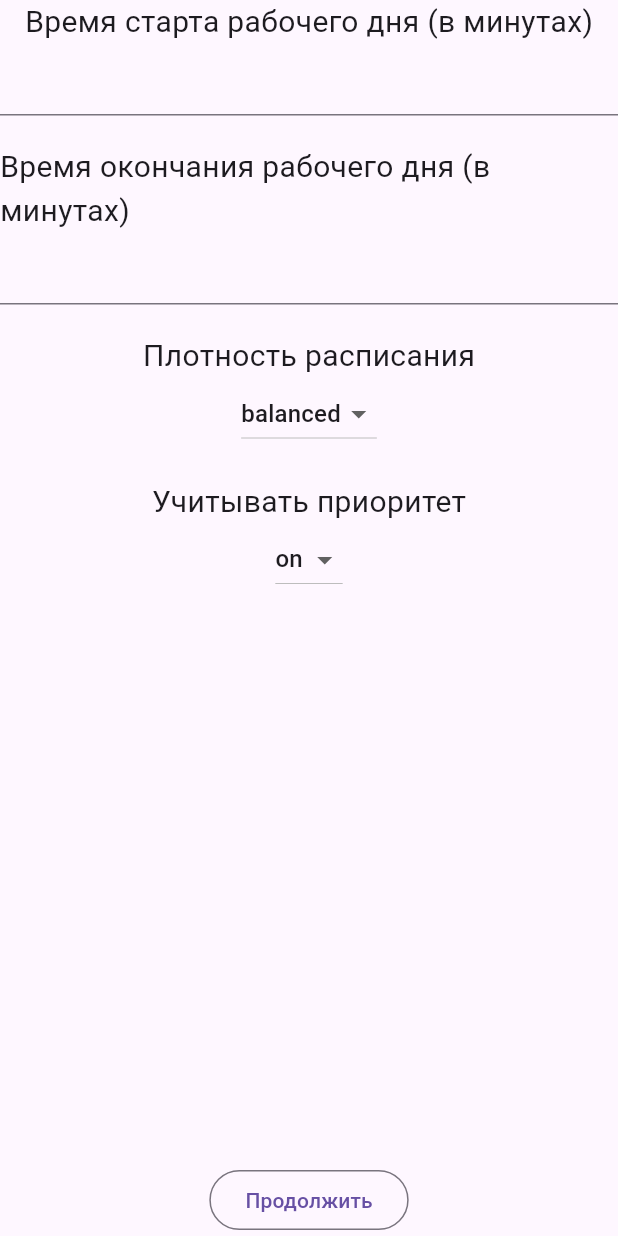
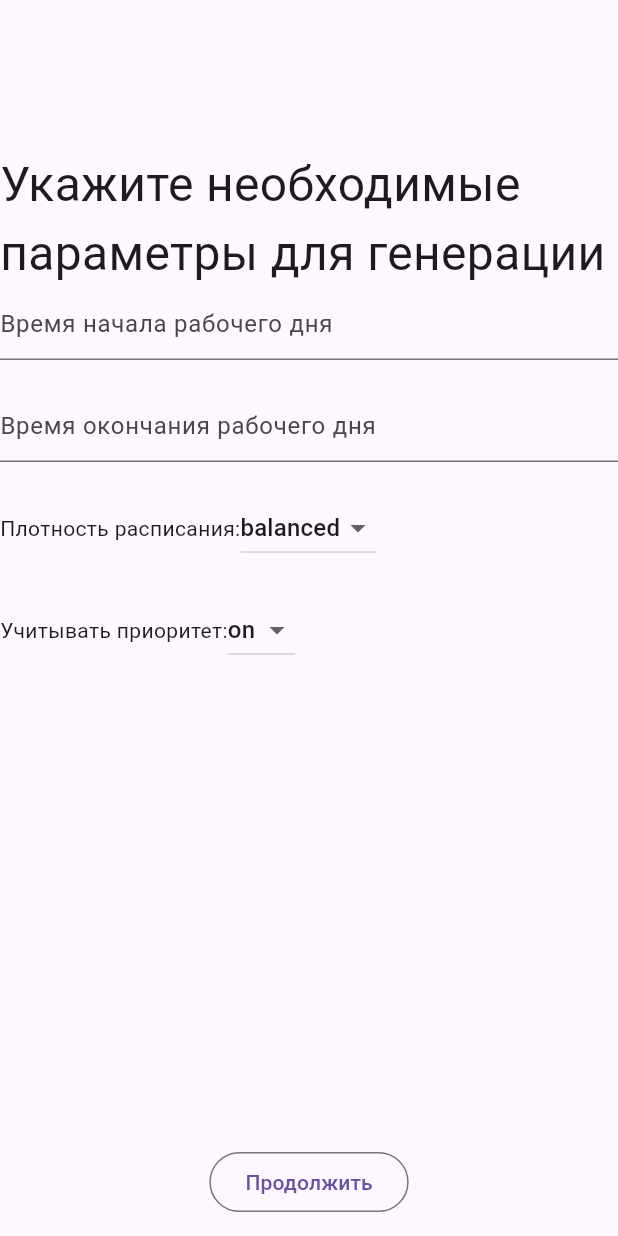
Before and after one commit to IIIPEK-NEMNOZHKO-OTSTALIY/SmartTime, a Flutter app: the ScheduleSetupPage screen opened directly with empty values, after a tap on "Продолжить", on a phone screen of 412 x 824 dp. Run offline on Flutter 3.47's test engine with Material 3 defaults, Android fonts, the phone set to English and light mode, and no system bars.

Commit message:
Даешь мультиспейсы в генерации! (ну и допопм реализованы пару параметров)

```diff
--- a/lib/features/home/home_page.dart
+++ b/lib/features/home/home_page.dart
@@ -2,6 +2,7 @@ import 'package:flutter/material.dart';
 import 'package:flutter/services.dart';
 import 'package:smarttime2/features/schedule/schedule_page.dart';
 import 'home_controller.dart';
+import '../schedule/schedule_setup/schedule_setup_page.dart';
 
 class HomePage extends StatefulWidget {
   const HomePage({super.key});
@@ -61,7 +62,7 @@ class _HomePageState extends State<HomePage> {
         FloatingActionButton(onPressed: () => addTaskDialog(), child: Icon(Icons.add),), SizedBox(width: 10),
         FloatingActionButton(onPressed: _controller.currentSpace == null
           ? null
-          : () => Navigator.push(context, MaterialPageRoute(builder: (context) => SchedulePage(space: _controller.currentSpace!))), child: Icon(Icons.calendar_today_outlined),)
+          : () => Navigator.push(context, MaterialPageRoute(builder: (context) => ScheduleSetupPage(allSpaces: _controller.spaces!))), child: Icon(Icons.calendar_today_outlined),)
       ],
       mainAxisAlignment: MainAxisAlignment.center,)
       : FloatingActionButton(onPressed: () => addSpaceDialog(), child: Icon(Icons.add)),
--- a/lib/features/schedule/schedule_setup/schedule_setup_controller.dart
+++ b/lib/features/schedule/schedule_setup/schedule_setup_controller.dart
@@ -5,7 +5,7 @@ class ScheduleSetupController {
   List<Space> allSpaces = [];
   List<Space> selectedSpaces = [];
 
-  late List<String> selectedSpacesIds = [];
+  List<String> get selectedSpacesIds => selectedSpaces.map((s)=>s.id).toList();
 
   bool isSelected(String spaceId) {
     final space = allSpaces.firstWhere((t)=>t.id == spaceId);
--- a/lib/features/schedule/schedule_setup/schedule_setup_page.dart
+++ b/lib/features/schedule/schedule_setup/schedule_setup_page.dart
@@ -4,6 +4,7 @@ import 'package:flutter/services.dart';
 import '../../../core/models/space.dart';
 import '../../../core/models/schedule_parameters.dart';
 import 'schedule_setup_controller.dart';
+import '../schedule_page.dart';
 
 class ScheduleSetupPage extends StatefulWidget {
   final List<Space> allSpaces;
@@ -23,32 +24,37 @@ class _SchedulePageState extends State<ScheduleSetupPage> {
     setState(() {});
   }
 
+  TextEditingController dayStartTimeController = TextEditingController();
+  TextEditingController dayEndTimeController = TextEditingController();
+
   @override
   Widget build(BuildContext context) {
-    int dayStartTime;
-    TextEditingController _dayStartTimeController = TextEditingController();
-    int dayEnsTime;
-    TextEditingController _dayEndtTimeController = TextEditingController();
+
     DensityMode densityMode = DensityMode.balanced;
     PriorityMode priorityMode = PriorityMode.on;
 
     return Scaffold(
       body: Column(
         children: [
-          Text('Время старта рабочего дня (в минутах)', style: TextStyle(fontSize: 20)),
+          SizedBox(height: 100),
+          Text('Укажите необходимые параметры для генерации', style: TextStyle(fontSize: 32)),
           TextField(
             keyboardType: TextInputType.number,
             inputFormatters: <TextInputFormatter>[
               FilteringTextInputFormatter.digitsOnly,
             ],
-            controller: _dayStartTimeController,
+            controller: dayStartTimeController,
+            decoration: InputDecoration(hintText: 'Время начала рабочего дня')
           ),
           SizedBox(height: 20,),
-          Text('Время окончания рабочего дня (в минутах)', style: TextStyle(fontSize: 20),),
-          TextField(),
-
+          TextField( keyboardType: TextInputType.number,
+            inputFormatters: <TextInputFormatter>[
+              FilteringTextInputFormatter.digitsOnly,
+            ],
+            controller: dayEndTimeController,
+            decoration: InputDecoration(hintText: 'Время окончания рабочего дня')),
           SizedBox(height: 20,),
-          Text('Плотность расписания', style: TextStyle(fontSize: 20),),
+          Row(children: [Text('Плотность расписания:'),
           DropdownButton<DensityMode>(
             value: densityMode,
             items: DensityMode.values.map((mode) {
@@ -57,9 +63,9 @@ class _SchedulePageState extends State<ScheduleSetupPage> {
             onChanged: (v) => setState(() {
              densityMode = v!;
             }),
-          ),
+          )]),
           SizedBox(height: 20,),
-          Text('Учитывать приоритет', style: TextStyle(fontSize: 20),),
+          Row(children: [Text('Учитывать приоритет:'),
           DropdownButton<PriorityMode>(
             value: priorityMode,
             items: PriorityMode.values.map((mode) {
@@ -68,15 +74,15 @@ class _SchedulePageState extends State<ScheduleSetupPage> {
             onChanged: (v) => setState(() {
               priorityMode = v!;
             }),
-          ),
-
-          Expanded(
+          )]),
+          SizedBox(
+              height: 320,
               child: ListView.builder(
                   itemCount: _controller.allSpaces.length,
                   itemBuilder: (_, index) {
                     final space = _controller.allSpaces[index];
                     return CheckboxListTile(
-                      title: Text(space.title, style: TextStyle(fontSize: 20),),
+                      title: Text(space.title),
                         value: _controller.isSelected(space.id),
                         onChanged: (_) {
                           setState(() {
@@ -91,7 +97,10 @@ class _SchedulePageState extends State<ScheduleSetupPage> {
               selectedSpacesIds: _controller.selectedSpacesIds,
               densityMode: densityMode,
               priorityMode: priorityMode,
+              dayStartTime: int.parse(dayStartTimeController.text),
+              dayEndTime: int.parse(dayEndTimeController.text)
             );
+            Navigator.push(context, MaterialPageRoute(builder: (context) => SchedulePage(spaces: _controller.selectedSpaces, parameters: params)));
           }, child:  Text('Продолжить'))
         ],
       ),
```
Also changed, not shown: lib/features/schedule/schedule_controller.dart (+18 -14 lines), lib/features/schedule/schedule_page.dart (+6 -4 lines).
